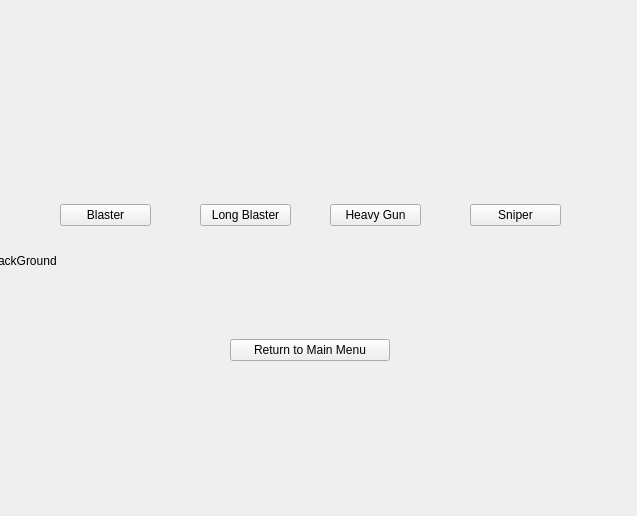
Above: PayStarWars/CharacterSelectScreen/CharacterSelectScreen.ui from beratyil/playStarWars before the change. Below: the same form after it.
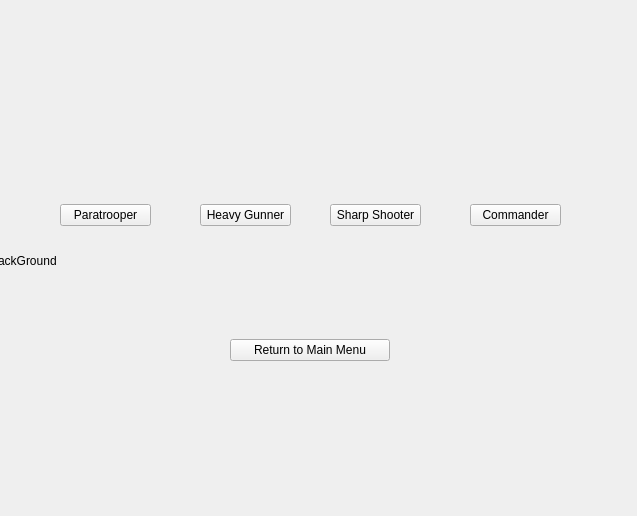
That is the form after the change.

Commit message: Update clone names in character select screen

The edit to the form file:
```diff
--- a/PayStarWars/CharacterSelectScreen/CharacterSelectScreen.ui
+++ b/PayStarWars/CharacterSelectScreen/CharacterSelectScreen.ui
@@ -26,7 +26,7 @@
     <item>
      <widget class="QPushButton" name="blaster">
       <property name="text">
-       <string>Blaster</string>
+       <string>Paratrooper</string>
       </property>
      </widget>
     </item>
@@ -45,7 +45,7 @@
     <item>
      <widget class="QPushButton" name="longBlaster">
       <property name="text">
-       <string>Long Blaster</string>
+       <string>Heavy Gunner</string>
       </property>
      </widget>
     </item>
@@ -64,7 +64,7 @@
     <item>
      <widget class="QPushButton" name="heavyGun">
       <property name="text">
-       <string>Heavy Gun</string>
+       <string>Sharp Shooter</string>
       </property>
      </widget>
     </item>
@@ -83,7 +83,7 @@
     <item>
      <widget class="QPushButton" name="sniper">
       <property name="text">
-       <string>Sniper</string>
+       <string>Commander</string>
       </property>
      </widget>
     </item>
```
Left out of the diff: 8 changed lines with no effect on the pictures.
